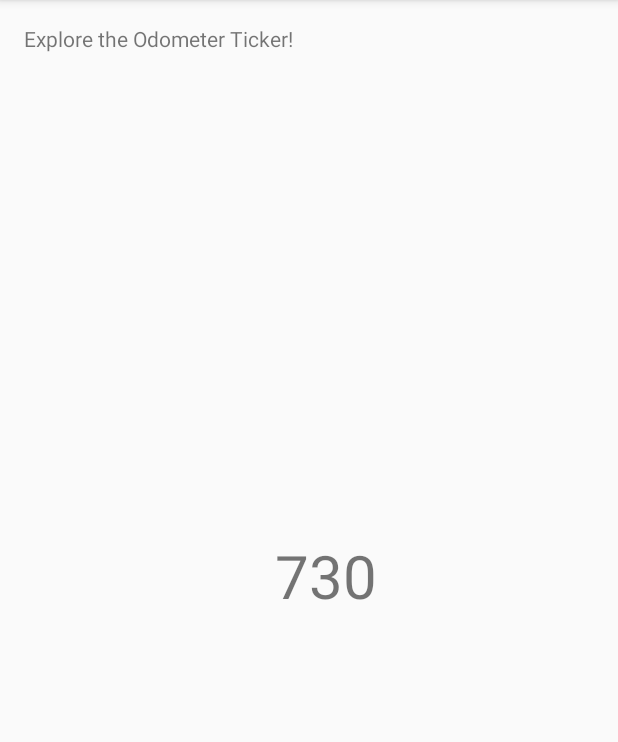
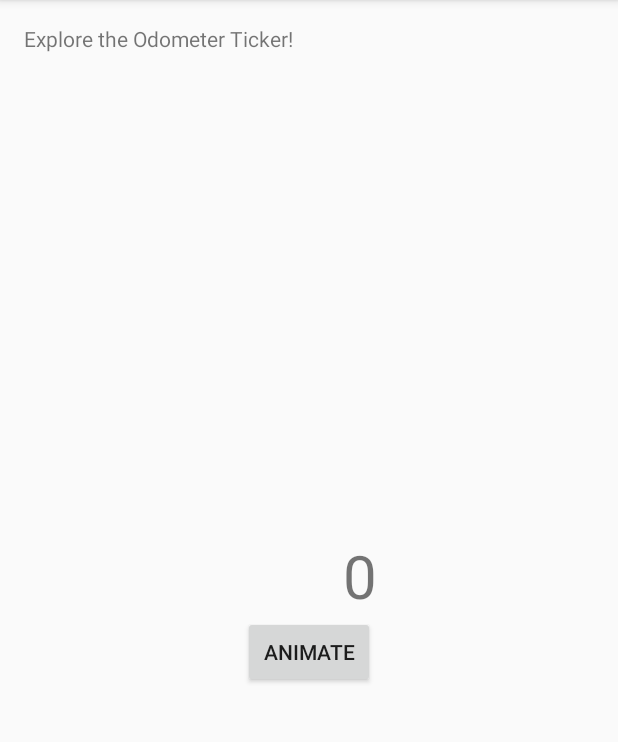
Before and after one commit to spinaki/android-wheel-ticker, an Android app: the screen it shows after launch (MainActivity), on a phone screen of 412 x 824 dp, the part 84-826 px from its top. Run offline under Robolectric (Android 15) with nearby library versions, the phone set to English and light mode, and no system bars.

Commit message:
added button for animation

```diff
--- a/app/src/main/java/xyz/pinaki/android/wheelticker/demo/MainActivity.java
+++ b/app/src/main/java/xyz/pinaki/android/wheelticker/demo/MainActivity.java
@@ -2,6 +2,8 @@ package xyz.pinaki.android.wheelticker.demo;
 
 import android.os.Bundle;
 import android.support.v7.app.AppCompatActivity;
+import android.view.View;
+import android.widget.Button;
 
 import xyz.pinaki.android.wheelticker.Odometer;
 
@@ -11,12 +13,13 @@ public class MainActivity extends AppCompatActivity {
     protected void onCreate(Bundle savedInstanceState) {
         super.onCreate(savedInstanceState);
         setContentView(R.layout.activity_main);
-    }
-
-    @Override
-    public void onResume() {
-        super.onResume();
-        Odometer frequncyCounter = (Odometer) findViewById(R.id.frequency_counter);
-        frequncyCounter.spinTo((int)(Math.random() * 1000));
+        Button button = (Button) findViewById(R.id.animate_button);
+        button.setOnClickListener(new View.OnClickListener() {
+            @Override
+            public void onClick(View view) {
+                Odometer frequncyCounter = (Odometer) findViewById(R.id.frequency_counter);
+                frequncyCounter.spinTo((int)(Math.random() * 10000));
+            }
+        });
     }
 }
--- a/app/src/main/res/layout/activity_main.xml
+++ b/app/src/main/res/layout/activity_main.xml
@@ -23,4 +23,9 @@
             custom:num_digits="4"
             custom:digit_size="40"
             android:id="@+id/frequency_counter"/>
+    <Button android:layout_width="wrap_content" android:layout_height="wrap_content"
+            android:layout_below="@+id/frequency_counter"
+            android:layout_centerHorizontal="true"
+            android:text="Animate"
+            android:id="@+id/animate_button"/>
 </RelativeLayout>
```
